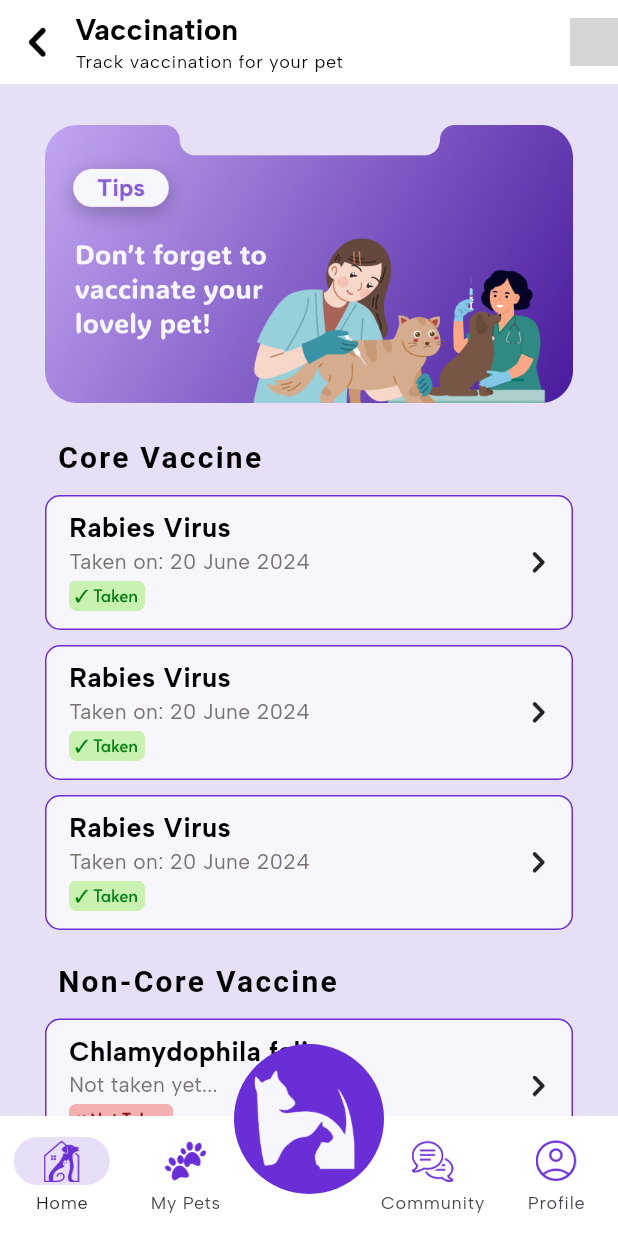
After one commit to artikachintya/pawrenting, a Flutter app: the PetVaccine screen opened directly, on a phone screen of 412 x 824 dp. The commit adds this screen. Run offline on Flutter 3.47's test engine with Material 3 defaults, Android fonts, the phone set to English and light mode, and no system bars; our stand-ins replace firebase_core, get, smooth_page_indicator; missing offline and left inert: dart:ffi; accounts and stored records are empty; Roboto replaces fonts that are missing (Alata); project files that could hold a hidden picture were left out; grey boxes are pictures that could not be loaded.

Commit message:
Ngebenerin PR Wilson

```diff
--- a/analysis_options.yaml
+++ b/analysis_options.yaml
@@ -1 +1,4 @@
 include: package:flutter_lints/flutter.yaml
+analyzer:
+  errors:
+    prefer_const_literals_to_create_immutables: ignore
--- a/lib/common/widgets/appBar/appBar2.dart
+++ b/lib/common/widgets/appBar/appBar2.dart
@@ -1,8 +1,9 @@
 import 'package:flutter/material.dart';
 import 'package:pawrentingreborn/common/widgets/appBar/appBar.dart';
 import 'package:pawrentingreborn/utils/constants/texts.dart';
+import 'package:pawrentingreborn/utils/device/device_utility.dart';
 
-class TAppBar2 extends StatelessWidget {
+class TAppBar2 extends StatelessWidget implements PreferredSizeWidget{
   const TAppBar2({
     super.key, required this.title, required this.subtitle,
   });
@@ -29,4 +30,8 @@ class TAppBar2 extends StatelessWidget {
       )
     );
   }
+
+  @override
+  // TODO: implement preferredSize
+  Size get preferredSize => Size.fromHeight(TDeviceUtil.getAppBarHeight());
 }
--- a/lib/features/login/landingPage.dart
+++ b/lib/features/login/landingPage.dart
@@ -1,4 +1,7 @@
 import 'package:flutter/material.dart';
+import 'package:get/get.dart';
+import 'package:pawrentingreborn/features/login/login2.dart';
+import 'package:pawrentingreborn/features/signup/signup.dart';
 
 class Landingpage extends StatelessWidget {
   const Landingpage({super.key});
@@ -88,7 +91,7 @@ class Landingpage extends StatelessWidget {
                           ),
                         ),
                         onPressed: () {
-                          Navigator.pushNamed(context, '/login2');
+                          Get.to(()=>Login2());
                         },
                         child: const Text(
                           'Login',
@@ -112,7 +115,7 @@ class Landingpage extends StatelessWidget {
                           ),
                         ),
                         onPressed: () {
-                          Navigator.pushNamed(context, '/login2');
+                          Get.to(()=>Signup());
                         },
                         child: const Text(
                           'Register',
--- /dev/null
+++ b/lib/features/mypets/screens/petdetails/petVaccine.dart
@@ -0,0 +1,47 @@
+import 'package:flutter/material.dart';
+import 'package:get/get.dart';
+import 'package:pawrentingreborn/common/widgets/appBar/appBar.dart';
+import 'package:pawrentingreborn/common/widgets/appBar/appBar2.dart';
+import 'package:pawrentingreborn/common/widgets/navbar.dart';
+import 'package:pawrentingreborn/features/mypets/controllers/navbarcontroller.dart';
+import 'package:pawrentingreborn/features/mypets/screens/petdetails/widgets/petVaccine/coreVaccine.dart';
+import 'package:pawrentingreborn/features/mypets/screens/petdetails/widgets/petVaccine/noncoreVaccine.dart';
+import 'package:pawrentingreborn/features/mypets/screens/petdetails/widgets/petVaccine/vaccineList.dart';
+import 'package:pawrentingreborn/navigationMenu.dart';
+import 'package:pawrentingreborn/utils/constants/colors.dart';
+import 'package:pawrentingreborn/utils/constants/images_strings.dart';
+import 'package:pawrentingreborn/utils/constants/texts.dart';
+
+class PetVaccine extends StatelessWidget {
+  const PetVaccine({super.key});
+
+  @override
+  Widget build(BuildContext context) {
+    NavBarController controller = Get.find();
+    NavigationController navcontroller = Get.find();
+    return Scaffold(
+      backgroundColor: TColors.primary,
+      appBar: TAppBar2(title: TTexts.appBarVaccineTitle, subtitle: TTexts.appBarVaccineSub),
+      body: SingleChildScrollView(
+        child: Padding(
+          padding: const EdgeInsets.symmetric(horizontal: 30, vertical: 25),
+          child: Column(
+            children: [
+              Center(
+                child: Image(
+                  image: AssetImage(TImages.tipsVaccine),
+                  height: 190,
+                ),
+              ),
+              SizedBox(height: 20),
+              CoreVaccine(),
+              SizedBox(height: 20),
+              NonCoreVaccine()
+            ]
+          ),
+        ),
+      ),
+      bottomNavigationBar: InsideNavBar(controller: controller, navcontroller: navcontroller),
+    );
+  }
+}
--- a/lib/features/mypets/screens/petdetails/petdetails.dart
+++ b/lib/features/mypets/screens/petdetails/petdetails.dart
@@ -5,9 +5,9 @@ import 'package:get/get.dart';
 import 'package:pawrentingreborn/common/widgets/appBar/appBar.dart';
 import 'package:pawrentingreborn/common/widgets/navbar.dart';
 import 'package:pawrentingreborn/features/mypets/controllers/navbarcontroller.dart';
-import 'package:pawrentingreborn/features/mypets/screens/petdetails/widgets/otherNeeds.dart';
-import 'package:pawrentingreborn/features/mypets/screens/petdetails/widgets/petDiary.dart';
-import 'package:pawrentingreborn/features/mypets/screens/petdetails/widgets/petInfo.dart';
+import 'package:pawrentingreborn/features/mypets/screens/petdetails/widgets/petDetails/otherNeeds.dart';
+import 'package:pawrentingreborn/features/mypets/screens/petdetails/widgets/petDetails/petDiary.dart';
+import 'package:pawrentingreborn/features/mypets/screens/petdetails/widgets/petDetails/petInfo.dart';
 import 'package:pawrentingreborn/navigationMenu.dart';
 import 'package:pawrentingreborn/utils/constants/colors.dart';
 import 'package:pawrentingreborn/utils/constants/images_strings.dart';
@@ -63,7 +63,7 @@ class PetDetails extends StatelessWidget {
                             ],
                           ),
                         ),
-                        SizedBox(height: 30),
+                        SizedBox(height: 20),
                         Row(
                           mainAxisAlignment: MainAxisAlignment.spaceBetween,
                           children: [
--- a/lib/features/mypets/screens/petdetails/widgets/otherNeeds.dart
+++ b/lib/features/mypets/screens/petdetails/widgets/petDetails/otherNeeds.dart
@@ -1,6 +1,8 @@
 
 import 'package:flutter/material.dart';
-import 'package:pawrentingreborn/features/mypets/screens/petdetails/widgets/needs.dart';
+import 'package:get/get.dart';
+import 'package:pawrentingreborn/features/mypets/screens/petdetails/petVaccine.dart';
+import 'package:pawrentingreborn/features/mypets/screens/petdetails/widgets/petDetails/needs.dart';
 import 'package:pawrentingreborn/utils/constants/images_strings.dart';
 
 class OtherNeeds extends StatelessWidget {
@@ -35,7 +37,12 @@ class OtherNeeds extends StatelessWidget {
         SizedBox(height: 10),
         Needs(icon: TImages.food, needs: 'Foodies',),
         SizedBox(height: 10),
-        Needs(icon: TImages.vaccine, needs: 'Vaccine',),
+        GestureDetector(
+          child: Needs(icon: TImages.vaccine, needs: 'Vaccine',),
+          onTap: () {
+            Get.to(()=>PetVaccine());
+          }
+          ),
       ]
     );
   }
--- /dev/null
+++ b/lib/features/mypets/screens/petdetails/widgets/petVaccine/coreVaccine.dart
@@ -0,0 +1,45 @@
+import 'package:flutter/material.dart';
+import 'package:pawrentingreborn/features/mypets/screens/petdetails/widgets/petVaccine/vaccineList.dart';
+
+class CoreVaccine extends StatelessWidget {
+  const CoreVaccine({
+    super.key,
+  });
+
+  @override
+  Widget build(BuildContext context) {
+    return Column(
+      children: [
+          Padding(
+            padding: EdgeInsets.symmetric(horizontal: 8),
+            child: Row(
+              mainAxisAlignment: MainAxisAlignment.start,
+              children: [
+                Text(
+                    'Core Vaccine',
+                    style: TextStyle(
+                    fontSize: 20,
+                    fontFamily: 'Alata',
+                    fontWeight: FontWeight.bold,
+                    letterSpacing: 1.5,
+                  )
+                ),
+              ],
+            ),
+          ),
+          SizedBox(height: 10),
+          GridView.builder(
+          itemCount: 3,
+          shrinkWrap: true,
+          physics: NeverScrollableScrollPhysics(),
+          gridDelegate: SliverGridDelegateWithFixedCrossAxisCount(
+          crossAxisCount: 1,
+          mainAxisSpacing: 10,
+          mainAxisExtent: 90
+          ),
+          itemBuilder: (_, index) => VaccineList(name: 'Rabies Virus', taken: true, date: '20 June 2024',) ,
+        )
+      ],
+    );
+  }
+}
--- /dev/null
+++ b/lib/features/mypets/screens/petdetails/widgets/petVaccine/noncoreVaccine.dart
@@ -0,0 +1,46 @@
+
+import 'package:flutter/material.dart';
+import 'package:pawrentingreborn/features/mypets/screens/petdetails/widgets/petVaccine/vaccineList.dart';
+
+class NonCoreVaccine extends StatelessWidget {
+  const NonCoreVaccine({
+    super.key,
+  });
+
+  @override
+  Widget build(BuildContext context) {
+    return Column(
+          children: [
+              Padding(
+                padding: EdgeInsets.symmetric(horizontal: 8),
+                child: Row(
+    mainAxisAlignment: MainAxisAlignment.start,
+    children: [
+      Text(
+          'Non-Core Vaccine',
+          style: TextStyle(
+          fontSize: 20,
+          fontFamily: 'Alata',
+          fontWeight: FontWeight.bold,
+          letterSpacing: 1.5,
+        )
+      ),
+    ],
+                ),
+              ),
+              SizedBox(height: 10),
+              GridView.builder(
+              itemCount: 3,
+              shrinkWrap: true,
+              physics: NeverScrollableScrollPhysics(),
+              gridDelegate: SliverGridDelegateWithFixedCrossAxisCount(
+              crossAxisCount: 1,
+              mainAxisSpacing: 10,
+              mainAxisExtent: 90
+              ),
+              itemBuilder: (_, index) => VaccineList(name: 'Chlamydophila felis', taken: false,) ,
+            )
+          ],
+        );
+  }
+}
--- /dev/null
+++ b/lib/features/mypets/screens/petdetails/widgets/petVaccine/vaccineList.dart
@@ -0,0 +1,79 @@
+// ignore_for_file: prefer_const_constructors
+
+import 'package:flutter/material.dart';
+import 'package:pawrentingreborn/utils/constants/colors.dart';
+import 'package:pawrentingreborn/utils/constants/images_strings.dart';
+
+class VaccineList extends StatelessWidget {
+  const VaccineList({super.key, this.date, required this.name, required this.taken});
+
+  final String name;
+  final String? date;
+  final bool taken;
+  @override
+  Widget build(BuildContext context) {
+    return Container(
+      height: 100,
+      width: 350,
+      decoration: BoxDecoration(
+        color: TColors.gray,
+        border: Border.all(
+          color: TColors.accent
+        ),
+        borderRadius: BorderRadius.circular(10)
+      ),
+      child: Padding(
+        padding: EdgeInsets.symmetric(horizontal: 15, vertical: 12),
+        child: Row(
+          mainAxisAlignment: MainAxisAlignment.spaceBetween,
+          children: [
+            Column(
+              mainAxisAlignment: MainAxisAlignment.spaceBetween,
+              crossAxisAlignment: CrossAxisAlignment.start,
+              children: [
+                Text(
+                  name,
+                  style: TextStyle(
+                    height: 1,
+                    fontSize: 18,
+                    fontWeight: FontWeight.bold
+                  ),
+                ),
+                taken
+                ?
+                Text(
+                  'Taken on: ' + date!,
+                    style: TextStyle(
+                    fontSize: 14,
+                    fontWeight: FontWeight.normal,
+                    color: Color(0xff797272)
+                  ),
+                )
+                :
+                Text(
+                  'Not taken yet...',
+                    style: TextStyle(
+                    fontSize: 14,
+                    fontWeight: FontWeight.normal,
+                    color: Color(0xff797272)
+                  ),
+                )
+                ,
+                taken
+                ?
+                Image(image: AssetImage(TImages.taken), height: 20,)
+                :
+                Image(image: AssetImage(TImages.nottaken), height: 20,)
+              ],
+            ),
+            ImageIcon(
+              AssetImage(TImages.arrowForwardIcon),
+              size: 14,
+              )
+          ],
+        )
+        ),
+    );
+
+  }
+}
--- a/lib/features/signup/signup.dart
+++ b/lib/features/signup/signup.dart
@@ -1,5 +1,7 @@
 import 'package:flutter/material.dart';
+import 'package:get/get.dart';
 import 'package:intl/intl.dart';
+import 'package:pawrentingreborn/navigationMenu.dart';
 
 class Signup extends StatefulWidget {
   const Signup({super.key});
@@ -219,7 +221,10 @@ class _SignupState extends State<Signup> {
                                 borderRadius: BorderRadius.circular(31),
                               ),
                             ),
-                            onPressed: _submitForm,
+                            onPressed: (){
+                              _submitForm;
+                              Get.to(()=>NavigationMenu());
+                            },
                             child: const Text(
                               'Register',
                               style:
--- a/lib/utils/constants/images_strings.dart
+++ b/lib/utils/constants/images_strings.dart
@@ -22,4 +22,7 @@ class TImages{
   static const String food = 'assets/icons/food.png';
   static const String vaccine = 'assets/icons/vaccine.png';
   static const String more = 'assets/icons/more.png';
+  static const String tipsVaccine = 'assets/images/tipsVaccine.png';
+  static const String taken = 'assets/images/taken.png';
+  static const String nottaken = 'assets/images/nottaken.png';
 }
--- a/lib/utils/theme/custom_theme/text_theme.dart
+++ b/lib/utils/theme/custom_theme/text_theme.dart
@@ -17,7 +17,7 @@ class TTextTheme{
     bodySmall: const TextStyle().copyWith(fontSize: 14, fontWeight: FontWeight.w500, color: Colors.black.withOpacity(0.5)),
 
     labelLarge: const TextStyle().copyWith(fontSize: 12, fontWeight: FontWeight.normal, color: Colors.black),
-    labelMedium: const TextStyle().copyWith(fontSize: 12, fontWeight: FontWeight.normal, color: Colors.white),
-    labelSmall: const TextStyle().copyWith(fontSize: 10, fontWeight: FontWeight.w600, color: Colors.white),
+    labelMedium: const TextStyle().copyWith(fontSize: 12, fontWeight: FontWeight.normal, color: Colors.black),
+    labelSmall: const TextStyle().copyWith(fontSize: 10, fontWeight: FontWeight.w600, color: Colors.black),
   );
 }
```
Also changed, not shown: assets/images/nottaken.png (added), assets/images/taken.png (added), assets/images/tipsVaccine.png (added), lib/features/mypets/screens/petdetails/widgets/petDetails/needs.dart (renamed from lib/features/mypets/screens/petdetails/widgets/needs.dart), lib/features/mypets/screens/petdetails/widgets/petDetails/petDiary.dart (renamed from lib/features/mypets/screens/petdetails/widgets/petDiary.dart), lib/features/mypets/screens/petdetails/widgets/petDetails/petInfo.dart (renamed from lib/features/mypets/screens/petdetails/widgets/petInfo.dart).
